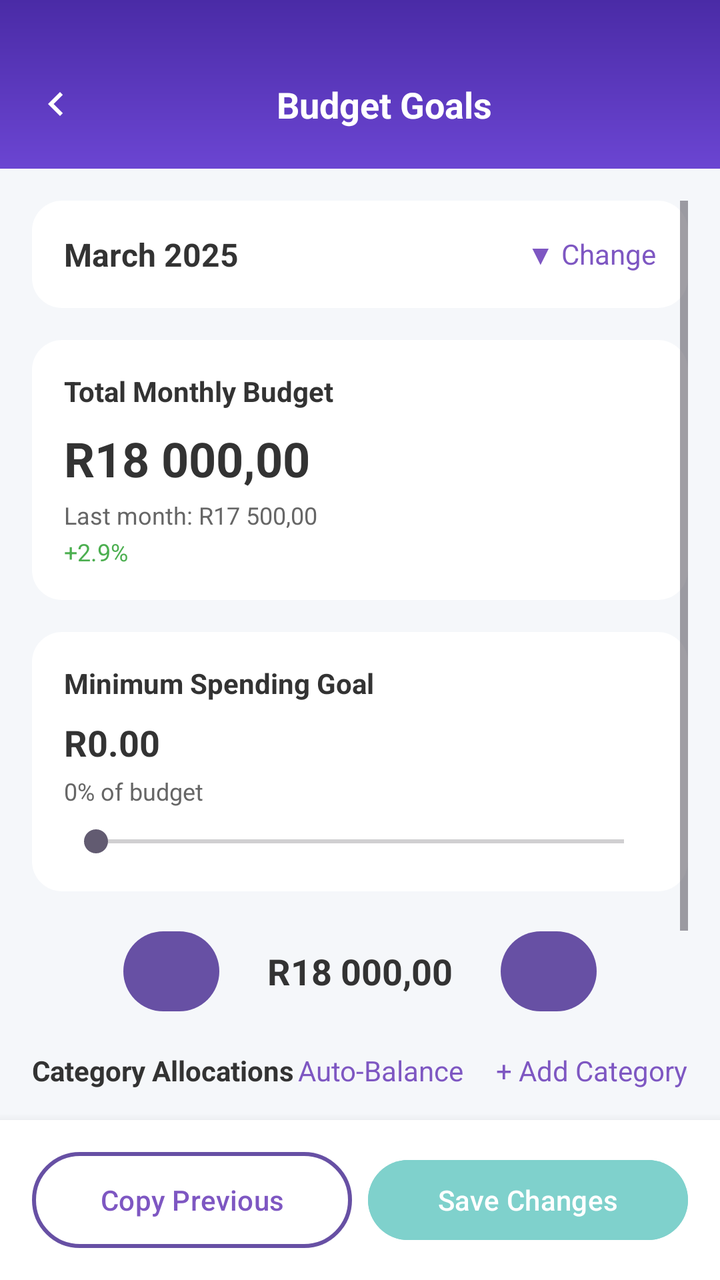
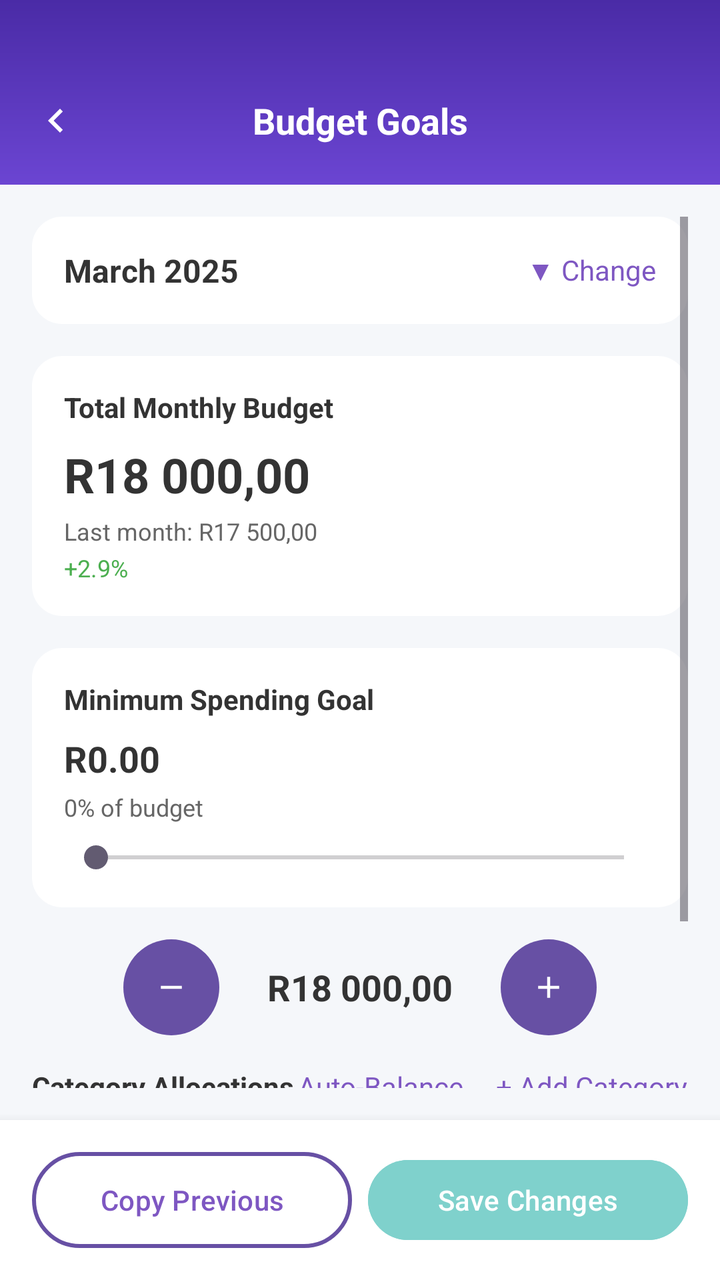

The first picture is an Android layout as it rendered before a commit; the second is the same layout after the commit. The layout source and the unified diff follow.
<!-- AndroidManifest.xml: application theme Theme.TightBudget -->
<!-- res/layout/activity_budget_goals.xml -->
<?xml version="1.0" encoding="utf-8"?>
<RelativeLayout xmlns:android="http://schemas.android.com/apk/res/android"
    xmlns:app="http://schemas.android.com/apk/res-auto"
    xmlns:tools="http://schemas.android.com/tools"
    android:id="@+id/budgetGoalsRoot"
    android:layout_width="match_parent"
    android:layout_height="match_parent"
    android:background="@color/background_gray"
    tools:context=".BudgetGoalsActivity">

    
    <LinearLayout
        android:id="@+id/header"
        android:layout_width="match_parent"
        android:layout_height="wrap_content"
        android:background="@drawable/gradient_background"
        android:gravity="center_vertical"
        android:orientation="horizontal"
        android:paddingStart="16dp"
        android:paddingTop="40dp"
        android:paddingEnd="16dp"
        android:paddingBottom="20dp">

        <ImageView
            android:id="@+id/backButton"
            android:layout_width="24dp"
            android:layout_height="24dp"
            android:contentDescription="@string/back_button"
            android:src="@drawable/ic_back"
            app:tint="@android:color/white" />

        <TextView
            android:layout_width="0dp"
            android:layout_height="wrap_content"
            android:layout_weight="1"
            android:gravity="center"
            android:text="Budget Goals"
            android:textColor="@android:color/white"
            android:textSize="18sp"
            android:textStyle="bold" />
    </LinearLayout>

    <ProgressBar
        android:id="@+id/loadingIndicator"
        android:layout_width="wrap_content"
        android:layout_height="wrap_content"
        android:layout_centerHorizontal="true"
        android:layout_below="@id/header"
        android:layout_marginTop="16dp"
        android:visibility="gone" />

    
    <ScrollView
        android:id="@+id/scrollView"
        android:layout_width="match_parent"
        android:layout_height="match_parent"
        android:layout_above="@id/buttonContainer"
        android:layout_below="@id/header"
        android:padding="16dp">

        <LinearLayout
            android:layout_width="match_parent"
            android:layout_height="wrap_content"
            android:orientation="vertical">

            
            <LinearLayout
                android:layout_width="match_parent"
                android:layout_height="wrap_content"
                android:layout_marginBottom="16dp"
                android:background="@drawable/card_background"
                android:gravity="center_vertical"
                android:padding="16dp">

                <TextView
                    android:id="@+id/monthText"
                    android:layout_width="0dp"
                    android:layout_height="wrap_content"
                    android:layout_weight="1"
                    android:text="March 2025"
                    android:textColor="@color/text_dark"
                    android:textSize="16sp"
                    android:textStyle="bold" />

                <TextView
                    android:id="@+id/changeDateButton"
                    android:layout_width="wrap_content"
                    android:layout_height="wrap_content"
                    android:text="▼ Change"
                    android:textColor="@color/purple"
                    android:textSize="14sp" />
            </LinearLayout>

            
            <LinearLayout
                android:layout_width="match_parent"
                android:layout_height="wrap_content"
                android:layout_marginBottom="16dp"
                android:background="@drawable/card_background"
                android:orientation="vertical"
                android:padding="16dp">

                <TextView
                    android:layout_width="wrap_content"
                    android:layout_height="wrap_content"
                    android:text="Total Monthly Budget"
                    android:textColor="@color/text_dark"
                    android:textSize="14sp"
                    android:textStyle="bold" />

                <TextView
                    android:id="@+id/monthlyBudgetText"
                    android:layout_width="wrap_content"
                    android:layout_height="wrap_content"
                    android:layout_marginTop="8dp"
                    android:text="R18 000,00"
                    android:textColor="@color/text_dark"
                    android:textSize="24sp"
                    android:textStyle="bold" />

                <TextView
                    android:layout_width="wrap_content"
                    android:layout_height="wrap_content"
                    android:layout_marginTop="4dp"
                    android:text="Last month: R17 500,00"
                    android:textColor="@color/text_light"
                    android:textSize="12sp" />

                <TextView
                    android:layout_width="wrap_content"
                    android:layout_height="wrap_content"
                    android:layout_marginTop="2dp"
                    android:text="+2.9%"
                    android:textColor="@color/green_light"
                    android:textSize="12sp" />
            </LinearLayout>

            
            <LinearLayout
                android:layout_width="match_parent"
                android:layout_height="wrap_content"
                android:layout_marginBottom="16dp"
                android:background="@drawable/card_background"
                android:orientation="vertical"
                android:padding="16dp">

                <TextView
                    android:layout_width="wrap_content"
                    android:layout_height="wrap_content"
                    android:text="Minimum Spending Goal"
                    android:textColor="@color/text_dark"
                    android:textSize="14sp"
                    android:textStyle="bold" />

                <TextView
                    android:id="@+id/minimumGoalValue"
                    android:layout_width="wrap_content"
                    android:layout_height="wrap_content"
                    android:layout_marginTop="8dp"
                    android:text="R0.00"
                    android:textColor="@color/text_dark"
                    android:textSize="18sp"
                    android:textStyle="bold" />

                <TextView
                    android:id="@+id/minimumGoalPercentage"
                    android:layout_width="wrap_content"
                    android:layout_height="wrap_content"
                    android:layout_marginTop="4dp"
                    android:text="0% of budget"
                    android:textColor="@color/text_light"
                    android:textSize="12sp" />

                <SeekBar
                    android:id="@+id/minimumGoalSeekBar"
                    android:layout_width="match_parent"
                    android:layout_height="wrap_content"
                    android:layout_marginTop="8dp"
                    android:max="100"
                    android:progress="0" />
            </LinearLayout>

            
            <LinearLayout
                android:layout_width="match_parent"
                android:layout_height="wrap_content"
                android:layout_marginBottom="16dp"
                android:gravity="center"
                android:orientation="horizontal">

                <Button
                    android:id="@+id/decreaseBudget"
                    android:layout_width="48dp"
                    android:layout_height="48dp"
                    android:text="−" />

                <TextView
                    android:id="@+id/currentBudgetDisplay"
                    android:layout_width="wrap_content"
                    android:layout_height="wrap_content"
                    android:paddingHorizontal="24dp"
                    android:text="R18 000,00"
                    android:textColor="@color/text_dark"
                    android:textSize="18sp"
                    android:textStyle="bold" />

                <Button
                    android:id="@+id/increaseBudget"
                    android:layout_width="48dp"
                    android:layout_height="48dp"
                    android:text="+" />
            </LinearLayout>

            
            <LinearLayout
                android:layout_width="match_parent"
                android:layout_height="wrap_content"
                android:layout_marginBottom="12dp"
                android:gravity="center_vertical"
                android:orientation="horizontal">

                <TextView
                    android:layout_width="0dp"
                    android:layout_height="wrap_content"
                    android:layout_weight="1"
                    android:text="Category Allocations"
                    android:textColor="@color/text_dark"
                    android:textSize="14sp"
                    android:textStyle="bold" />

                <TextView
                    android:id="@+id/balanceButton"
                    android:layout_width="wrap_content"
                    android:layout_height="wrap_content"
                    android:layout_marginEnd="16dp"
                    android:text="Auto-Balance"
                    android:textColor="@color/purple"
                    android:textSize="14sp" />

                <TextView
                    android:id="@+id/addCategory"
                    android:layout_width="wrap_content"
                    android:layout_height="wrap_content"
                    android:text="+ Add Category"
                    android:textColor="@color/purple"
                    android:textSize="14sp" />
            </LinearLayout>

            <LinearLayout
                android:layout_width="match_parent"
                android:layout_height="wrap_content"
                android:orientation="vertical"
                android:layout_marginBottom="16dp">

                <ProgressBar
                    android:id="@+id/allocationProgress"
                    style="?android:attr/progressBarStyleHorizontal"
                    android:layout_width="match_parent"
                    android:layout_height="wrap_content"
                    android:max="100"
                    android:progress="0"
                    android:progressTint="@color/teal_light" />

                <TextView
                    android:id="@+id/allocationPercentage"
                    android:layout_width="wrap_content"
                    android:layout_height="wrap_content"
                    android:layout_gravity="end"
                    android:text="0% allocated"
                    android:textColor="@color/text_light"
                    android:textSize="12sp" />
            </LinearLayout>

            
            <LinearLayout
                android:id="@+id/categoryContainer"
                android:layout_width="match_parent"
                android:layout_height="wrap_content"
                android:orientation="vertical">
                
            </LinearLayout>

            
            <TextView
                android:id="@+id/totalAllocated"
                android:layout_width="match_parent"
                android:layout_height="wrap_content"
                android:layout_marginTop="12dp"
                android:layout_marginBottom="24dp"
                android:gravity="end"
                android:text="Total: R18 000,00"
                android:textColor="@color/text_dark"
                android:textSize="16sp"
                android:textStyle="bold" />
        </LinearLayout>
    </ScrollView>

    
    <androidx.cardview.widget.CardView
        android:id="@+id/buttonContainer"
        android:layout_width="match_parent"
        android:layout_height="wrap_content"
        android:layout_alignParentBottom="true"
        app:cardElevation="8dp"
        app:cardCornerRadius="0dp"
        android:background="@android:color/white">

        <LinearLayout
            android:layout_width="match_parent"
            android:layout_height="wrap_content"
            android:orientation="horizontal"
            android:padding="16dp">

            <Button
                android:id="@+id/copyPreviousButton"
                android:layout_width="0dp"
                android:layout_height="wrap_content"
                android:layout_weight="1"
                android:background="@drawable/button_outline"
                android:text="Copy Previous"
                android:textColor="@color/purple" />

            <Button
                android:id="@+id/saveChangesButton"
                android:layout_width="0dp"
                android:layout_height="wrap_content"
                android:layout_weight="1"
                android:layout_marginStart="8dp"
                android:backgroundTint="@color/teal_light"
                android:text="Save Changes"
                android:textColor="@color/white" />
        </LinearLayout>
    </androidx.cardview.widget.CardView>

</RelativeLayout>
<!-- resources referenced by this layout -->
<resources>
  <color name="background_gray">#F5F7FA</color>
  <color name="green_light">#4CAF50</color>
  <color name="purple">#7E57C2</color>
  <color name="teal_light">#7FD1CC</color>
  <color name="text_dark">#333333</color>
  <color name="text_light">#666666</color>
  <color name="white">#FFFFFFFF</color>
  <!-- drawable card_background (drawable) -->
  <?xml version="1.0" encoding="utf-8"?>
  <shape xmlns:android="http://schemas.android.com/apk/res/android">
      <solid android:color="@color/white" />
      <corners android:radius="15dp" />
  </shape>
  <!-- drawable gradient_background (drawable) -->
  <?xml version="1.0" encoding="utf-8"?>
  <shape xmlns:android="http://schemas.android.com/apk/res/android">
      <gradient
          android:startColor="@color/primary_purple_dark"
          android:endColor="@color/primary_purple_light"
          android:angle="270" />
  </shape>
  <!-- drawable ic_back (drawable) -->
  <?xml version="1.0" encoding="utf-8"?>
  <vector xmlns:android="http://schemas.android.com/apk/res/android"
      android:width="24dp"
      android:height="24dp"
      android:viewportWidth="24"
      android:viewportHeight="24">
  
      <path
          android:fillColor="#FFFFFF"
          android:pathData="M15.41,7.41L14,6l-6,6 6,6 1.41,-1.41L10.83,12z" />
  </vector>
  <string name="back_button" />
  <style name="Theme.TightBudget" parent="Base.Theme.TightBudget" />
  <color name="primary_purple_dark">#4A2BA6</color>
  <color name="primary_purple_light">#6B45D2</color>
  <style name="Base.Theme.TightBudget" parent="Theme.Material3.DayNight.NoActionBar">
          <item name="android:windowTranslucentNavigation">false</item>
          <item name="android:navigationBarColor">@color/primary_purple_light</item>
          <item name="android:statusBarColor">@android:color/transparent</item>
          <item name="android:windowDrawsSystemBarBackgrounds">true</item>
      </style>
  <!-- unchanged entries left out for length: 1 -->
</resources>

<!-- the commit's change to res/layout/activity_budget_goals.xml (unified diff, before → after) -->
@@ -9,15 +9,13 @@
     tools:context=".BudgetGoalsActivity">
 
     
-    <LinearLayout
+    <androidx.constraintlayout.widget.ConstraintLayout
         android:id="@+id/header"
         android:layout_width="match_parent"
         android:layout_height="wrap_content"
         android:background="@drawable/gradient_background"
-        android:gravity="center_vertical"
-        android:orientation="horizontal"
         android:paddingStart="16dp"
-        android:paddingTop="40dp"
+        android:paddingTop="48dp"
         android:paddingEnd="16dp"
         android:paddingBottom="20dp">
 
@@ -27,25 +25,32 @@
             android:layout_height="24dp"
             android:contentDescription="@string/back_button"
             android:src="@drawable/ic_back"
+            app:layout_constraintBottom_toBottomOf="parent"
+            app:layout_constraintStart_toStartOf="parent"
+            app:layout_constraintTop_toTopOf="parent"
             app:tint="@android:color/white" />
 
         <TextView
+            android:id="@+id/headerTitle"
             android:layout_width="0dp"
             android:layout_height="wrap_content"
-            android:layout_weight="1"
             android:gravity="center"
-            android:text="Budget Goals"
+            android:text="@string/budget_goals"
             android:textColor="@android:color/white"
             android:textSize="18sp"
-            android:textStyle="bold" />
-    </LinearLayout>
+            android:textStyle="bold"
+            app:layout_constraintBottom_toBottomOf="parent"
+            app:layout_constraintEnd_toEndOf="parent"
+            app:layout_constraintStart_toStartOf="parent"
+            app:layout_constraintTop_toTopOf="parent" />
+    </androidx.constraintlayout.widget.ConstraintLayout>
 
     <ProgressBar
         android:id="@+id/loadingIndicator"
         android:layout_width="wrap_content"
         android:layout_height="wrap_content"
+        android:layout_below="@id/header"
         android:layout_centerHorizontal="true"
-        android:layout_below="@id/header"
         android:layout_marginTop="16dp"
         android:visibility="gone" />
 
@@ -77,7 +82,7 @@
                     android:layout_width="0dp"
                     android:layout_height="wrap_content"
                     android:layout_weight="1"
-                    android:text="March 2025"
+                    android:text="@string/march_2025"
                     android:textColor="@color/text_dark"
                     android:textSize="16sp"
                     android:textStyle="bold" />
@@ -86,7 +91,7 @@
                     android:id="@+id/changeDateButton"
                     android:layout_width="wrap_content"
                     android:layout_height="wrap_content"
-                    android:text="▼ Change"
+                    android:text="@string/change"
                     android:textColor="@color/purple"
                     android:textSize="14sp" />
             </LinearLayout>
@@ -103,7 +108,7 @@
                 <TextView
                     android:layout_width="wrap_content"
                     android:layout_height="wrap_content"
-                    android:text="Total Monthly Budget"
+                    android:text="@string/total_monthly_budget"
                     android:textColor="@color/text_dark"
                     android:textSize="14sp"
                     android:textStyle="bold" />
@@ -113,7 +118,7 @@
                     android:layout_width="wrap_content"
                     android:layout_height="wrap_content"
                     android:layout_marginTop="8dp"
-                    android:text="R18 000,00"
+                    android:text="@string/r18_000_00"
                     android:textColor="@color/text_dark"
                     android:textSize="24sp"
                     android:textStyle="bold" />
@@ -122,7 +127,7 @@
                     android:layout_width="wrap_content"
                     android:layout_height="wrap_content"
                     android:layout_marginTop="4dp"
-                    android:text="Last month: R17 500,00"
+                    android:text="@string/last_month_r17_500_00"
                     android:textColor="@color/text_light"
                     android:textSize="12sp" />
 
@@ -130,7 +135,7 @@
                     android:layout_width="wrap_content"
                     android:layout_height="wrap_content"
                     android:layout_marginTop="2dp"
-                    android:text="+2.9%"
+                    android:text="@string/_2_9"
                     android:textColor="@color/green_light"
                     android:textSize="12sp" />
             </LinearLayout>
@@ -147,7 +152,7 @@
                 <TextView
                     android:layout_width="wrap_content"
                     android:layout_height="wrap_content"
-                    android:text="Minimum Spending Goal"
+                    android:text="@string/minimum_spending_goal"
                     android:textColor="@color/text_dark"
                     android:textSize="14sp"
                     android:textStyle="bold" />
@@ -157,7 +162,7 @@
                     android:layout_width="wrap_content"
                     android:layout_height="wrap_content"
                     android:layout_marginTop="8dp"
-                    android:text="R0.00"
+                    android:text="@string/r0_00"
                     android:textColor="@color/text_dark"
                     android:textSize="18sp"
                     android:textStyle="bold" />
@@ -167,7 +172,7 @@
                     android:layout_width="wrap_content"
                     android:layout_height="wrap_content"
                     android:layout_marginTop="4dp"
-                    android:text="0% of budget"
+                    android:text="@string/_0_of_budget"
                     android:textColor="@color/text_light"
                     android:textSize="12sp" />
 
@@ -192,14 +197,21 @@
                     android:id="@+id/decreaseBudget"
                     android:layout_width="48dp"
                     android:layout_height="48dp"
-                    android:text="−" />
+                    app:icon="@drawable/ic_decrease"
+                    app:iconGravity="textStart"
+                    app:iconPadding="0dp"
+                    android:padding="0dp"
+                    android:insetTop="0dp"
+                    android:insetBottom="0dp"
+                    android:insetLeft="0dp"
+                    android:insetRight="0dp" />
 
                 <TextView
                     android:id="@+id/currentBudgetDisplay"
                     android:layout_width="wrap_content"
                     android:layout_height="wrap_content"
                     android:paddingHorizontal="24dp"
-                    android:text="R18 000,00"
+                    android:text="@string/r18_000_00"
                     android:textColor="@color/text_dark"
                     android:textSize="18sp"
                     android:textStyle="bold" />
@@ -208,7 +220,14 @@
                     android:id="@+id/increaseBudget"
                     android:layout_width="48dp"
                     android:layout_height="48dp"
-                    android:text="+" />
+                    app:icon="@drawable/ic_add"
+                    app:iconGravity="textStart"
+                    app:iconPadding="0dp"
+                    android:padding="0dp"
+                    android:insetTop="0dp"
+                    android:insetBottom="0dp"
+                    android:insetLeft="0dp"
+                    android:insetRight="0dp" />
             </LinearLayout>
 
             
@@ -223,7 +242,7 @@
                     android:layout_width="0dp"
                     android:layout_height="wrap_content"
                     android:layout_weight="1"
-                    android:text="Category Allocations"
+                    android:text="@string/category_allocations"
                     android:textColor="@color/text_dark"
                     android:textSize="14sp"
                     android:textStyle="bold" />
@@ -233,7 +252,7 @@
                     android:layout_width="wrap_content"
                     android:layout_height="wrap_content"
                     android:layout_marginEnd="16dp"
-                    android:text="Auto-Balance"
+                    android:text="@string/auto_balance"
                     android:textColor="@color/purple"
                     android:textSize="14sp" />
 
@@ -241,7 +260,7 @@
                     android:id="@+id/addCategory"
                     android:layout_width="wrap_content"
                     android:layout_height="wrap_content"
-                    android:text="+ Add Category"
+                    android:text="@string/add_category"
                     android:textColor="@color/purple"
                     android:textSize="14sp" />
             </LinearLayout>
@@ -249,8 +268,8 @@
             <LinearLayout
                 android:layout_width="match_parent"
                 android:layout_height="wrap_content"
-                android:orientation="vertical"
-                android:layout_marginBottom="16dp">
+                android:layout_marginBottom="16dp"
+                android:orientation="vertical">
 
                 <ProgressBar
                     android:id="@+id/allocationProgress"
@@ -266,7 +285,7 @@
                     android:layout_width="wrap_content"
                     android:layout_height="wrap_content"
                     android:layout_gravity="end"
-                    android:text="0% allocated"
+                    android:text="@string/_0_allocated"
                     android:textColor="@color/text_light"
                     android:textSize="12sp" />
             </LinearLayout>
@@ -288,7 +307,7 @@
                 android:layout_marginTop="12dp"
                 android:layout_marginBottom="24dp"
                 android:gravity="end"
-                android:text="Total: R18 000,00"
+                android:text="@string/total_r18_000_00"
                 android:textColor="@color/text_dark"
                 android:textSize="16sp"
                 android:textStyle="bold" />
@@ -301,9 +320,9 @@
         android:layout_width="match_parent"
         android:layout_height="wrap_content"
         android:layout_alignParentBottom="true"
-        app:cardElevation="8dp"
+        android:background="@android:color/white"
         app:cardCornerRadius="0dp"
-        android:background="@android:color/white">
+        app:cardElevation="8dp">
 
         <LinearLayout
             android:layout_width="match_parent"
@@ -317,17 +336,17 @@
                 android:layout_height="wrap_content"
                 android:layout_weight="1"
                 android:background="@drawable/button_outline"
-                android:text="Copy Previous"
+                android:text="@string/copy_previous"
                 android:textColor="@color/purple" />
 
             <Button
                 android:id="@+id/saveChangesButton"
                 android:layout_width="0dp"
                 android:layout_height="wrap_content"
+                android:layout_marginStart="8dp"
                 android:layout_weight="1"
-                android:layout_marginStart="8dp"
                 android:backgroundTint="@color/teal_light"
-                android:text="Save Changes"
+                android:text="@string/save_changes"
                 android:textColor="@color/white" />
         </LinearLayout>
     </androidx.cardview.widget.CardView>
<!-- resource entries referenced after the edit -->
@@ -21,6 +21,18 @@
           android:endColor="@color/primary_purple_light"
           android:angle="270" />
   </shape>
+  <!-- drawable ic_add (drawable) -->
+  <?xml version="1.0" encoding="utf-8"?>
+  <vector xmlns:android="http://schemas.android.com/apk/res/android"
+      android:width="24dp"
+      android:height="24dp"
+      android:viewportWidth="24"
+      android:viewportHeight="24">
+  
+      <path
+          android:fillColor="@color/white"
+          android:pathData="M19,13h-6v6h-2v-6H5v-2h6V5h2v6h6v2z"/>
+  </vector>
   <!-- drawable ic_back (drawable) -->
   <?xml version="1.0" encoding="utf-8"?>
   <vector xmlns:android="http://schemas.android.com/apk/res/android"
@@ -33,7 +45,36 @@
           android:fillColor="#FFFFFF"
           android:pathData="M15.41,7.41L14,6l-6,6 6,6 1.41,-1.41L10.83,12z" />
   </vector>
+  <!-- drawable ic_decrease (drawable) -->
+  <?xml version="1.0" encoding="utf-8"?>
+  <vector xmlns:android="http://schemas.android.com/apk/res/android"
+      android:width="24dp"
+      android:height="24dp"
+      android:viewportWidth="24"
+      android:viewportHeight="24"
+      android:tint="?attr/colorControlNormal">
+      <path
+          android:fillColor="@android:color/white"
+          android:pathData="M19,13H5v-2h14v2z"/>
+  </vector>
+  <string name="_0_allocated">0% allocated</string>
+  <string name="_0_of_budget">0% of budget</string>
+  <string name="_2_9">+2.9%</string>
+  <string name="add_category">+ Add Category</string>
+  <string name="auto_balance">Auto-Balance</string>
   <string name="back_button" />
+  <string name="budget_goals">Budget Goals</string>
+  <string name="category_allocations">Category Allocations</string>
+  <string name="change">▼ Change</string>
+  <string name="copy_previous">Copy Previous</string>
+  <string name="last_month_r17_500_00">Last month: R17 500,00</string>
+  <string name="march_2025">March 2025</string>
+  <string name="minimum_spending_goal">Minimum Spending Goal</string>
+  <string name="r0_00">R0.00</string>
+  <string name="r18_000_00">R18 000,00</string>
+  <string name="save_changes">Save Changes</string>
+  <string name="total_monthly_budget">Total Monthly Budget</string>
+  <string name="total_r18_000_00">Total: R18 000,00</string>
   <style name="Theme.TightBudget" parent="Base.Theme.TightBudget" />
   <color name="primary_purple_dark">#4A2BA6</color>
   <color name="primary_purple_light">#6B45D2</color>
